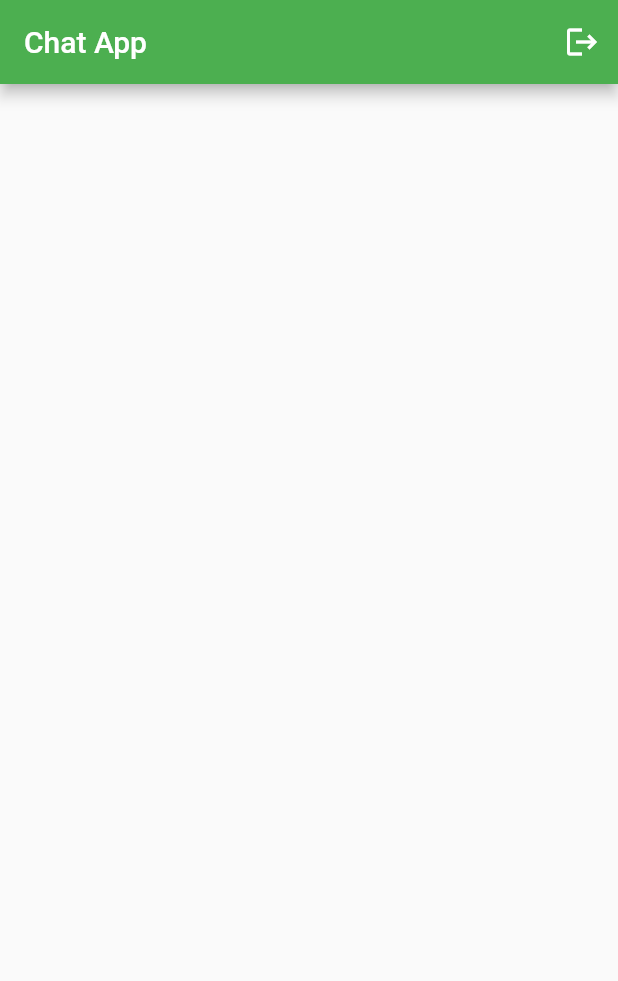
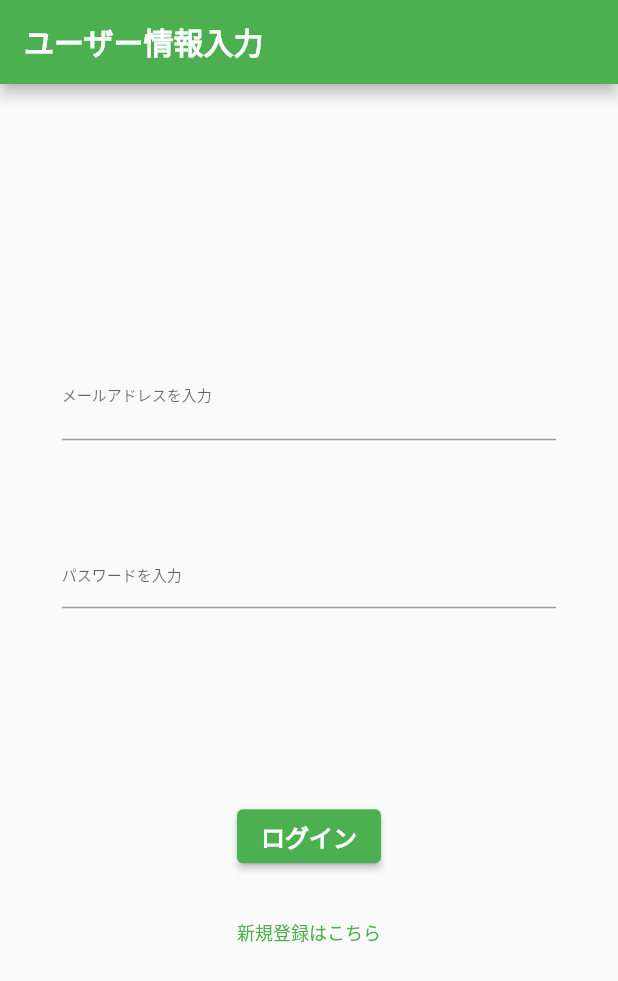
Before and after one commit to KaoruMuta/flutter_firebase_chat, a Flutter app: the screen it shows after launch, on a phone screen of 412 x 824 dp. Shown: the top 981 px of the screen. Run offline on Flutter 3.47's test engine with Material 2 defaults, Android fonts, the phone set to English and light mode, and no system bars; our stand-ins replace cloud_firestore, firebase_auth, firebase_core, flutter_riverpod; accounts and stored records are empty; generated files the repository leaves out were written again.

Commit message:
add login and signup ui with firebase auth

```diff
--- a/lib/main.dart
+++ b/lib/main.dart
@@ -1,6 +1,9 @@
 import 'package:flutter/material.dart';
 import 'package:firebase_core/firebase_core.dart';
+import 'package:flutter_chat/provider/user_provider.dart';
 import 'package:flutter_chat/ui/chat_list_page.dart';
+import 'package:flutter_chat/ui/login_page.dart';
+import 'package:flutter_chat/ui/signup_page.dart';
 import 'package:flutter_riverpod/flutter_riverpod.dart';
 import 'firebase_options.dart';
 
@@ -16,17 +19,19 @@ void main() async {
   );
 }
 
-class ChatApp extends StatelessWidget {
+class ChatApp extends ConsumerWidget {
   const ChatApp({Key? key}) : super(key: key);
 
   @override
-  Widget build(BuildContext context) {
+  Widget build(BuildContext context, WidgetRef ref) {
+    final user = ref.read(userProvider);
+
     return MaterialApp(
       title: 'Chat App',
       theme: ThemeData(
         primarySwatch: Colors.green,
       ),
-      home: const ChatListPage(),
+      home: user != null ? const ChatListPage() : const LoginPage(),
     );
   }
 }
--- a/lib/provider/user_provider.dart
+++ b/lib/provider/user_provider.dart
@@ -1,6 +1,6 @@
+import 'package:firebase_auth/firebase_auth.dart';
 import 'package:flutter_riverpod/flutter_riverpod.dart';
 
 final userProvider = StateProvider.autoDispose((ref) {
-  // TODO: fetch user id from firebase auth
-  return "hogehoge";
+  return FirebaseAuth.instance.currentUser;
 });
--- /dev/null
+++ b/lib/ui/login_page.dart
@@ -0,0 +1,130 @@
+import 'package:firebase_auth/firebase_auth.dart';
+import 'package:flutter/material.dart';
+import 'package:flutter_chat/ui/chat_list_page.dart';
+import 'package:flutter_chat/ui/signup_page.dart';
+import 'package:flutter_riverpod/flutter_riverpod.dart';
+
+final emailProvider = StateProvider.autoDispose((ref) {
+  return TextEditingController();
+});
+
+final passwordProvider = StateProvider.autoDispose((ref) {
+  return TextEditingController();
+});
+
+bool _isValid(String email, String password) {
+  return email.length >= 5 && password.length >= 5;
+}
+
+class LoginPage extends ConsumerWidget {
+  const LoginPage({Key? key}) : super(key: key);
+
+  @override
+  Widget build(BuildContext context, WidgetRef ref) {
+    final emailInputFieldController = ref.watch(emailProvider);
+    final passwordInputFieldController = ref.watch(passwordProvider);
+
+    return Scaffold(
+      appBar: AppBar(
+        title: const Text(
+          "ユーザー情報入力",
+          style: TextStyle(
+            fontWeight: FontWeight.w600,
+          ),
+        ),
+      ),
+      body: Center(
+        child: SizedBox(
+          width: MediaQuery.of(context).size.width * 0.8,
+          child: Column(
+            mainAxisAlignment: MainAxisAlignment.center,
+            children: [
+              TextFormField(
+                controller: emailInputFieldController,
+                decoration: const InputDecoration(
+                  label: Text(
+                    "メールアドレスを入力",
+                    style: TextStyle(fontSize: 10),
+                  ),
+                ),
+              ),
+              const SizedBox(
+                height: 64,
+              ),
+              TextFormField(
+                controller: passwordInputFieldController,
+                obscureText: true,
+                decoration: const InputDecoration(
+                  hintText: 'パスワードを入力',
+                  hintStyle: TextStyle(
+                    fontSize: 10.0,
+                  ),
+                ),
+              ),
+              const SizedBox(
+                height: 128,
+              ),
+              ElevatedButton(
+                onPressed: () async {
+                  if (_isValid(
+                    emailInputFieldController.text,
+                    passwordInputFieldController.text,
+                  )) {
+                    await FirebaseAuth.instance
+                        .signInWithEmailAndPassword(
+                          email: emailInputFieldController.text,
+                          password: passwordInputFieldController.text,
+                        )
+                        .catchError(
+                          (err) => print(err.message),
+                        );
+                    Navigator.pushAndRemoveUntil(
+                      context,
+                      MaterialPageRoute(
+                        builder: (context) => const ChatListPage(),
+                      ),
+                      (_) => false,
+                    );
+                  } else {
+                    ScaffoldMessenger.of(context).showSnackBar(
+                      const SnackBar(
+                        content: Text("入力に不備があります。再入力して下さい"),
+                        duration: Duration(seconds: 2),
+                      ),
+                    );
+                  }
+                },
+                child: const Text(
+                  "ログイン",
+                  style: TextStyle(
+                    fontWeight: FontWeight.bold,
+                    fontSize: 16,
+                  ),
+                ),
+              ),
+              const SizedBox(
+                height: 16,
+              ),
+              TextButton(
+                onPressed: () {
+                  Navigator.push(
+                    context,
+                    MaterialPageRoute(
+                      builder: (context) => const SignupPage(),
+                    ),
+                  );
+                },
+                child: const Text(
+                  "新規登録はこちら",
+                  style: TextStyle(
+                    fontSize: 12,
+                  ),
+                ),
+              ),
+            ],
+          ),
+        ),
+      ),
+    );
+  }
+}
```
Also changed, not shown: lib/ui/chat_detail_page.dart (+5 -3 lines), lib/ui/chat_list_page.dart (+19 -2 lines), lib/ui/signup_page.dart (added, +133 -0 lines).
